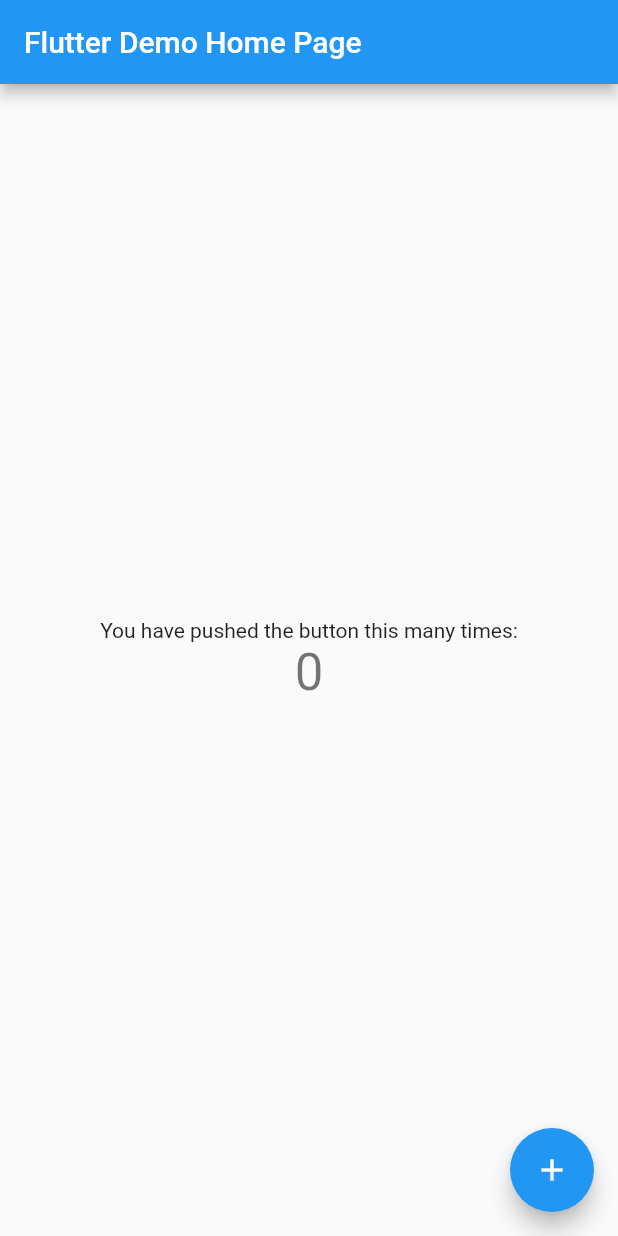
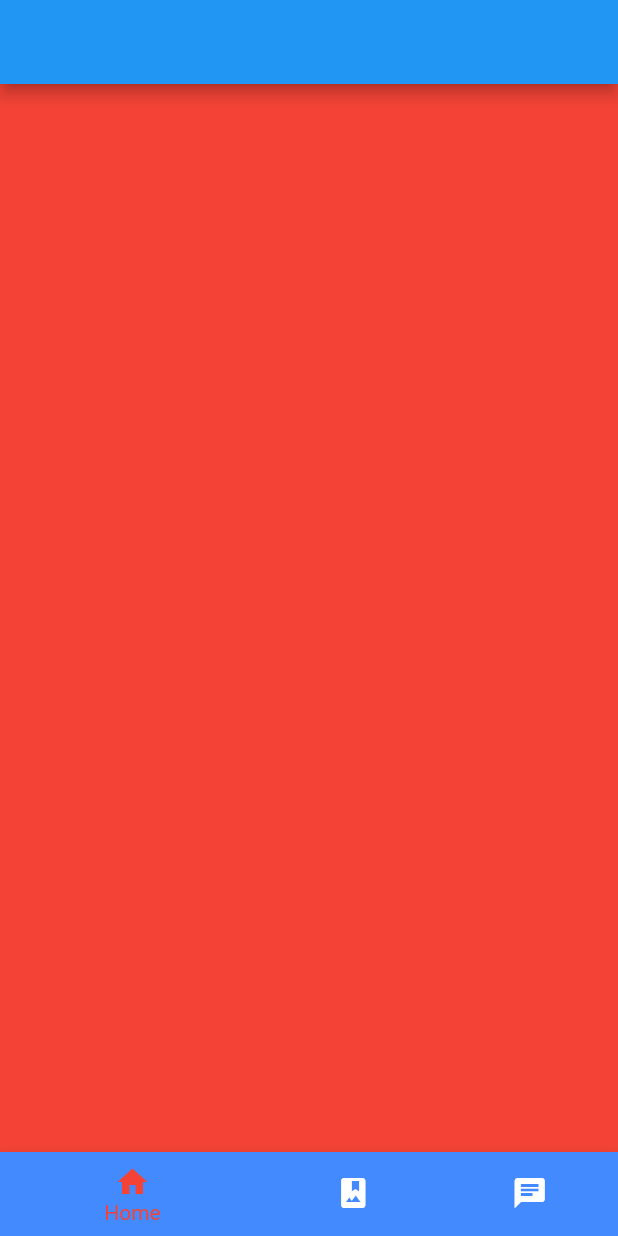
Before and after one commit to kei-study1/study_memo, a Flutter app: the screen it shows after launch, on a phone screen of 412 x 824 dp. Run offline on Flutter 3.47's test engine with Material 2 defaults, Android fonts, the light colour scheme and no system bars.

Commit message:
擬似ページ遷移

```diff
--- a/lib/main.dart
+++ b/lib/main.dart
@@ -1,115 +1,110 @@
 import 'package:flutter/material.dart';
 
 void main() {
-  runApp(const MyApp());
+  runApp(MyApp());
 }
 
 class MyApp extends StatelessWidget {
-  const MyApp({super.key});
-
-  // This widget is the root of your application.
   @override
   Widget build(BuildContext context) {
     return MaterialApp(
-      title: 'Flutter Demo',
-      theme: ThemeData(
-        // This is the theme of your application.
-        //
-        // Try running your application with "flutter run". You'll see the
-        // application has a blue toolbar. Then, without quitting the app, try
-        // changing the primarySwatch below to Colors.green and then invoke
-        // "hot reload" (press "r" in the console where you ran "flutter run",
-        // or simply save your changes to "hot reload" in a Flutter IDE).
-        // Notice that the counter didn't reset back to zero; the application
-        // is not restarted.
-        primarySwatch: Colors.blue,
-      ),
-      home: const MyHomePage(title: 'Flutter Demo Home Page'),
+      home: MainPage(),
     );
   }
 }
 
-class MyHomePage extends StatefulWidget {
-  const MyHomePage({super.key, required this.title});
-
-  // This widget is the home page of your application. It is stateful, meaning
-  // that it has a State object (defined below) that contains fields that affect
-  // how it looks.
-
-  // This class is the configuration for the state. It holds the values (in this
-  // case the title) provided by the parent (in this case the App widget) and
-  // used by the build method of the State. Fields in a Widget subclass are
-  // always marked "final".
-
-  final String title;
-
-  @override
-  State<MyHomePage> createState() => _MyHomePageState();
+class MainPage extends StatefulWidget {
+  _MainPageState createState() => new _MainPageState();
 }
 
-class _MyHomePageState extends State<MyHomePage> {
-  int _counter = 0;
-
-  void _incrementCounter() {
-    setState(() {
-      // This call to setState tells the Flutter framework that something has
-      // changed in this State, which causes it to rerun the build method below
-      // so that the display can reflect the updated values. If we changed
-      // _counter without calling setState(), then the build method would not be
-      // called again, and so nothing would appear to happen.
-      _counter++;
-    });
-  }
+class _MainPageState extends State<MainPage> {
+  int _currrentIndex = 0;
+  // final List<PageRoot> _pageWidgets = [
+  //   const PageRoot(index: 1),
+  //   const PageRoot(index: 2),
+  //   const PageRoot(index: 3),
+  // ];
+  final List<PageRoot> _pageWidgets = [
+    test1(),
+    test2(),
+    test3(),
+  ];
 
   @override
   Widget build(BuildContext context) {
-    // This method is rerun every time setState is called, for instance as done
-    // by the _incrementCounter method above.
-    //
-    // The Flutter framework has been optimized to make rerunning build methods
-    // fast, so that you can just rebuild anything that needs updating rather
-    // than having to individually change instances of widgets.
     return Scaffold(
       appBar: AppBar(
-        // Here we take the value from the MyHomePage object that was created by
-        // the App.build method, and use it to set our appbar title.
-        title: Text(widget.title),
+
       ),
-      body: Center(
-        // Center is a layout widget. It takes a single child and positions it
-        // in the middle of the parent.
-        child: Column(
-          // Column is also a layout widget. It takes a list of children and
-          // arranges them vertically. By default, it sizes itself to fit its
-          // children horizontally, and tries to be as tall as its parent.
-          //
-          // Invoke "debug painting" (press "p" in the console, choose the
-          // "Toggle Debug Paint" action from the Flutter Inspector in Android
-          // Studio, or the "Toggle Debug Paint" command in Visual Studio Code)
-          // to see the wireframe for each widget.
-          //
-          // Column has various properties to control how it sizes itself and
-          // how it positions its children. Here we use mainAxisAlignment to
-          // center the children vertically; the main axis here is the vertical
-          // axis because Columns are vertical (the cross axis would be
-          // horizontal).
-          mainAxisAlignment: MainAxisAlignment.center,
-          children: <Widget>[
-            const Text(
-              'You have pushed the button this many times:',
-            ),
-            Text(
-              '$_counter',
-              style: Theme.of(context).textTheme.headlineMedium,
-            ),
-          ],
-        ),
+      body: _pageWidgets.elementAt(_currrentIndex),
+      bottomNavigationBar: BottomNavigationBar(
+        items: const <BottomNavigationBarItem>[
+          BottomNavigationBarItem(icon: Icon(Icons.home), backgroundColor: Colors.blueAccent, label: 'Home'),
+          BottomNavigationBarItem(icon: Icon(Icons.photo_album), backgroundColor: Colors.blueAccent, label: 'Album'),
+          BottomNavigationBarItem(icon: Icon(Icons.chat), backgroundColor: Colors.blueAccent, label: 'Chat'),
+        ],
+        currentIndex:  _currrentIndex,
+        fixedColor: Colors.red,
+        onTap: _onItemTapped,
+        type: BottomNavigationBarType.shifting,
       ),
-      floatingActionButton: FloatingActionButton(
-        onPressed: _incrementCounter,
-        tooltip: 'Increment',
-        child: const Icon(Icons.add),
-      ), // This trailing comma makes auto-formatting nicer for build methods.
+    );
+  }
+
+  void _onItemTapped(int index) => setState(() {
+    _currrentIndex = index;
+  });
+}
+
+// class PageWidget extends StatelessWidget {
+//   final Color color;
+//   final String title;
+//   const PageWidget({super.key, required Color this.color, required String this.title});
+//   @override
+//   Widget build(BuildContext context) {
+//     return Container(
+//       color: color,
+//       child: Center(
+//         child: Text(
+//           title,
+//           style: TextStyle(
+//             fontSize: 40,
+//           ),
+//         ),
+//       ),
+//     );
+//   }
+// }
+
+class PageRoot extends StatelessWidget {
+  @override
+  Widget build(BuildContext context) {
+    // TODO: implement build
+    throw UnimplementedError();
+  }
+}
+
+class test1 extends PageRoot {
+  @override
+  Widget build(BuildContext context) {
+    return Container(
+      color: Colors.red,
     );
   }
 }
+class test2 extends PageRoot {
+  @override
+  Widget build(BuildContext context) {
+    return Container(
+      color: Colors.pink,
+    );
+  }
+}
+class test3 extends PageRoot {
+  @override
+  Widget build(BuildContext context) {
+    return Container(
+      color: Colors.yellow,
+    );
+  }
+}
```
